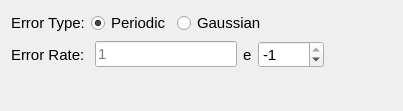
Before: the Qt Designer form src/hobbits-plugins/operators/BitsError/bitserror.ui in goldest-star/binary-analysis-tool, drawn with Qt 5.
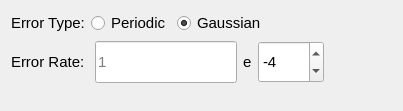
After: the same form once the commit is applied.

Commit message: fix: fix bugs and improve performance in Bit Error plugin

The edit to the form file:
```diff
--- a/src/hobbits-plugins/operators/BitsError/bitserror.ui
+++ b/src/hobbits-plugins/operators/BitsError/bitserror.ui
@@ -50,7 +50,7 @@
         <string>Periodic</string>
        </property>
        <property name="checked">
-        <bool>true</bool>
+        <bool>false</bool>
        </property>
       </widget>
      </item>
@@ -64,6 +64,9 @@
        <property name="text">
         <string>Gaussian</string>
        </property>
+       <property name="checked">
+        <bool>true</bool>
+       </property>
       </widget>
      </item>
      <item>
@@ -97,6 +100,12 @@
      </item>
      <item>
       <widget class="QLineEdit" name="coeffInput">
+       <property name="minimumSize">
+        <size>
+         <width>0</width>
+         <height>42</height>
+        </size>
+       </property>
        <property name="font">
         <font>
          <pointsize>11</pointsize>
@@ -121,6 +130,12 @@
      </item>
      <item>
       <widget class="QSpinBox" name="expInput">
+       <property name="minimumSize">
+        <size>
+         <width>0</width>
+         <height>42</height>
+        </size>
+       </property>
        <property name="font">
         <font>
          <pointsize>11</pointsize>
@@ -132,6 +147,9 @@
        <property name="maximum">
         <number>-1</number>
        </property>
+       <property name="value">
+        <number>-4</number>
+       </property>
       </widget>
      </item>
      <item>
```
The commit also changes 2 other files.
